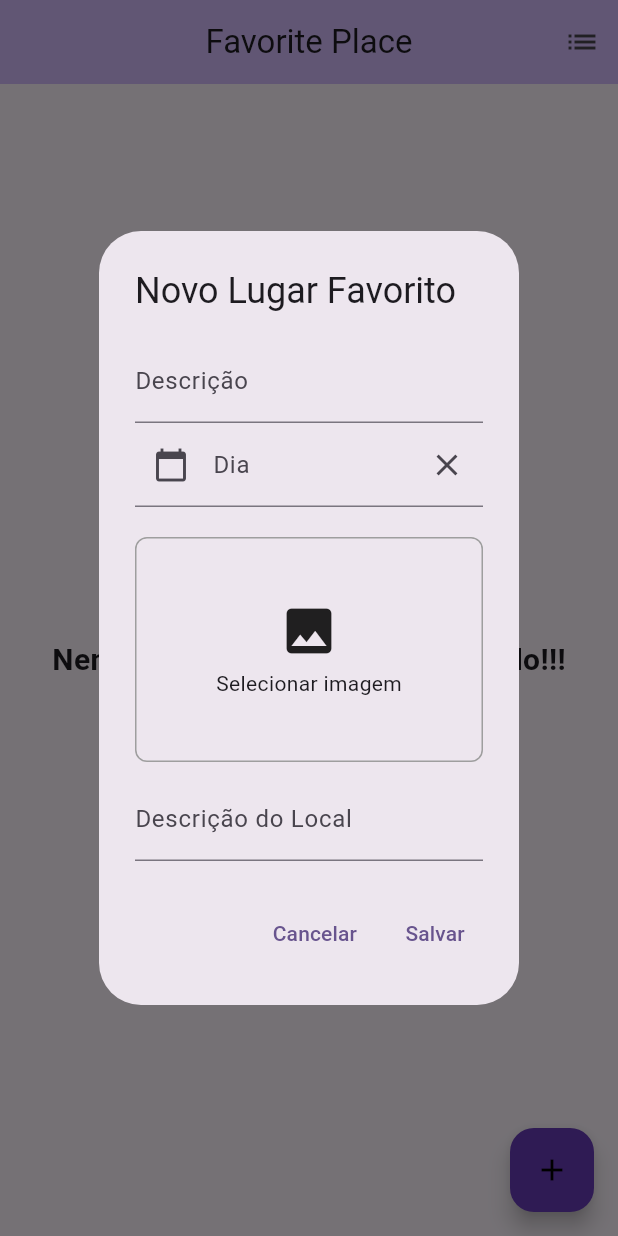
After one commit to Fransley2307/Favorite-Place, a Flutter app: the screen it shows after launch, after a tap on the "add" icon, on a phone screen of 412 x 824 dp. The commit adds this screen. Run offline on Flutter 3.47's test engine with Material 3 defaults, Android fonts, the phone set to English and light mode, and no system bars; our stand-ins replace image_picker, sqflite; accounts and stored records are empty.

Commit message:
Adicionado Banco de Dados

```diff
--- /dev/null
+++ b/devtools_options.yaml
@@ -0,0 +1,3 @@
+description: This file stores settings for Dart & Flutter DevTools.
+documentation: https://docs.flutter.dev/tools/devtools/extensions#configure-extension-enablement-states
+extensions:
--- /dev/null
+++ b/lib/dao/lugar_dao.dart
@@ -0,0 +1,78 @@
+import 'package:gerenciador_tarefas_26/database/database_provider.dart';
+import 'package:gerenciador_tarefas_26/model/lugar.dart';
+
+class LugarDao{
+
+  final dbProvider = DatabaseProvider.instance; // Instância única do banco
+
+  Future<bool> salvar (Lugar lugar) async {
+    final db = await dbProvider.database; // Obtém o banco de dados
+    final valores = lugar.toMap(); // Converte o objeto Lugar para Map que seria as colunas do banco
+
+    if(lugar.id == null){ // Se não tem ID -> ele registra um novo
+      lugar.id = await db.insert(Lugar.NOME_TABELA, valores); // Insere no banco
+      return true; // Retorna com sucesso
+    }else{ // Se tem ID -> ele atualizar registro existente
+      final registrosAtualizados = await db.update(
+          Lugar.NOME_TABELA, valores, // traz a tabela e valor atualizado
+          where: '${Lugar.CAMPO_ID} = ?', // Condição
+          whereArgs: [lugar.id] // valor do ID
+      );
+      return registrosAtualizados > 0; // retorna verdadeiro se atualizou
+    }
+  }
+
+  Future<bool> excluir (int id) async{
+    final db = await dbProvider.database; // Obtém o banco
+
+    final registrosAtualizados = await db.delete(
+        Lugar.NOME_TABELA, // nome da tabela
+        where: '${Lugar.CAMPO_ID} = ?', // Condição
+        whereArgs: [id] // ID a ser excluído
+    );
+
+    return registrosAtualizados > 0; // Retorna verdadeiro se deletou
+  }
+
+  Future<List<Lugar>> listar ({
+    String filtro = '', // Texto para filtro
+    String campoOrdenacao = Lugar.CAMPO_ID, // Campo de ordenação
+    bool usarOrdemDecrescente = false // Ordenação crescente ou decrescente
+  }) async{
+
+    String? where; // Variável para WHERE
+    List<Object?>? whereArgs; // Argumentos do WHERE
+
+    if(filtro.isNotEmpty){ // Se tiver filtro
+      where = "UPPER(${Lugar.CAMPO_DESCRICAO}) LIKE ?"; // ele vai filtrar pela descrição
+      whereArgs = ['${filtro.toUpperCase()}%']; // aqui faz uma busca com o que começa com texto
+    }
+
+    var orderBy = campoOrdenacao; // Define ordenação
+
+    if(usarOrdemDecrescente){ // Se ordem decrescente
+      orderBy += ' DESC'; // Adiciona DESC
+    }
+
+    final db = await dbProvider.database; // Obtém banco
+
+    final resultado = await db.query(
+        Lugar.NOME_TABELA, // Tabela
+        columns: [ // as colunas que serão retornadas
+          Lugar.CAMPO_ID,
+          Lugar.CAMPO_DESCRICAO,
+          Lugar.CAMPO_DETALHE,
+          Lugar.CAMPO_PRAZO,
+          Lugar.CAMPO_IMG
+        ],
+        where: where,
+        whereArgs: whereArgs,
+        orderBy: orderBy
+    );
+
+    return resultado
+        .map((m) => Lugar.fromMap(m)) // Converte Map para objeto
+        .toList(); // Retorna lista de objetos
+  }
+
+}
--- /dev/null
+++ b/lib/database/database_provider.dart
@@ -0,0 +1,79 @@
+import 'package:gerenciador_tarefas_26/model/lugar.dart';
+import 'package:sqflite/sqflite.dart';
+
+class DatabaseProvider {
+  static const _dbName = 'cadastro_lugar.db';
+  static const _dbVersion = 4;
+
+  DatabaseProvider.int(); //Construto
+
+  static final DatabaseProvider instance = DatabaseProvider.int();
+
+  Database? _database; // Variável que guarda obanco
+
+  Future<Database> get database async {
+    _database ??= await _initDatabase();
+    // Caso o banco não exista ele inicializa o banco.
+    return _database!; // Retorna o banco
+  }
+
+  Future<Database> _initDatabase() async{
+    String databasePath = await getDatabasesPath();
+    // Pega o caminho padrão onde o banco será salvo
+
+    String dbPath = '$databasePath/$_dbName';
+    // Monta o caminho com o nome do banco de dados
+
+    return await openDatabase(
+      dbPath,
+      version: _dbVersion,
+      onCreate: _onCreate,
+      onUpgrade: _onUpgrade,
+      onOpen: (db) async {
+        await db.execute(_createTableSql);
+        // Garante que a tabela existe sempre que abrir
+      },
+    );
+  }
+
+  Future<void>_onCreate(Database db, int version) async{
+    await db.execute(_createTableSql);
+    // Cria as tabelas quando o banco for criado
+  }
+
+  // Se a versão antiga for menor que 2, adiciona coluna imagem
+  Future<void>_onUpgrade(Database db, int oldVersion, int newVersion) async{
+
+    if (oldVersion < 2) {
+      await db.execute(
+        'ALTER TABLE ${Lugar.NOME_TABELA} ADD COLUMN ${Lugar.CAMPO_IMG} TEXT',
+      );
+    }
+
+    // Se a versão do banco for menos que 4 ele adiciona o campo detalhe
+    if (oldVersion < 4) {
+      await db.execute(
+        'ALTER TABLE ${Lugar.NOME_TABELA} ADD COLUMN ${Lugar.CAMPO_DETALHE} TEXT',
+      );
+    }
+  }
+
+  // Finaliza o banco se ele estiver aberto
+  Future<void> close() async{
+    if(_database != null){
+      await _database!.close();
+
+    }
+  }
+}
+
+// SQL para criação da tabela
+const _createTableSql = '''
+CREATE TABLE IF NOT EXISTS ${Lugar.NOME_TABELA} (
+  ${Lugar.CAMPO_ID} INTEGER PRIMARY KEY AUTOINCREMENT,
+  ${Lugar.CAMPO_DESCRICAO} TEXT NOT NULL,
+  ${Lugar.CAMPO_DETALHE} TEXT,
+  ${Lugar.CAMPO_PRAZO} TEXT,
+  ${Lugar.CAMPO_IMG} TEXT
+)
+''';
--- a/lib/main.dart
+++ b/lib/main.dart
@@ -1,6 +1,9 @@
 import 'package:flutter/material.dart';
 import 'package:gerenciador_tarefas_26/pages/filtro_pages.dart';
-import 'package:gerenciador_tarefas_26/pages/lista_tarefas_page.dart';
+import 'package:gerenciador_tarefas_26/pages/lista_lugares_page.dart';
+
+
+
 
 
 void main() {
@@ -14,13 +17,13 @@ class MyApp extends StatelessWidget {
   Widget build(BuildContext context) {
     return MaterialApp(
       debugShowCheckedModeBanner: false,
-      title: 'Favorite Place',
+      title: 'Favorite Place 2',
       theme: ThemeData(
         colorScheme: ColorScheme.fromSeed(seedColor: Colors.deepPurple),
         useMaterial3: true,
       ),
 
-      home: ListaTarefasPage(),
+      home: ListaLugaresPage(),
       routes: {
         FiltroPage.ROUTE_NAME: (BuildContext context) => FiltroPage(),
       },
--- /dev/null
+++ b/lib/model/lugar.dart
@@ -0,0 +1,44 @@
+
+import 'package:intl/intl.dart';
+
+class Lugar{
+  static const NOME_TABELA = 'tarefas';
+  static const CAMPO_ID = '_id';
+  static const CAMPO_DESCRICAO = 'descricao';
+  static const CAMPO_DETALHE = 'detalhe';
+  static const CAMPO_PRAZO = 'prazo';
+  static const CAMPO_IMG = 'imagem';
+
+  int? id;
+  String descricao;
+  String? detalhe;
+  DateTime? prazo;
+  String? imagem;
+
+  Lugar({this.id, required this.descricao, this.detalhe, this.prazo, this.imagem });
+
+  String get prazoFormatado{
+    if ( prazo == null){
+      return '';
+    }
+    return DateFormat('dd/MM/yyyy').format(prazo!);
+  }
+
+  Map<String, dynamic> toMap() => <String, dynamic>{
+    CAMPO_ID: id,
+    CAMPO_DESCRICAO: descricao,
+    CAMPO_DETALHE: detalhe,
+    CAMPO_PRAZO: prazo == null ? null : DateFormat("yyyy-MM-dd").format(prazo!),
+    CAMPO_IMG: imagem,
+  };
+
+  factory Lugar.fromMap(Map<String, dynamic> map) => Lugar(
+    id: map[CAMPO_ID] is int ? map[CAMPO_ID] : null,
+    descricao: map[CAMPO_DESCRICAO] is String ? map[CAMPO_DESCRICAO] : '',
+    detalhe: map[CAMPO_DETALHE] is String ? map[CAMPO_DETALHE] : null,
+    prazo: map[CAMPO_PRAZO] == null ? null :
+    DateFormat("yyyy-MM-dd").parse(map[CAMPO_PRAZO]),
+    imagem: map[CAMPO_IMG],
+  );
+
+}
--- a/lib/model/tarefa.dart
+++ b/lib/model/tarefa.dart
@@ -2,7 +2,7 @@ import 'package:intl/intl.dart';
 import 'dart:io';
 
 class Tarefa {
-
+  static const NOME_TABELA = 'tarefas';
   static const CAMPO_ID = '_id';
   static const CAMPO_DESCRICAO = 'descricao';
   static const CAMPO_PRAZO = 'prazo';
--- a/lib/pages/filtro_pages.dart
+++ b/lib/pages/filtro_pages.dart
@@ -1,7 +1,7 @@
 
 import 'package:flutter/cupertino.dart';
 import 'package:flutter/material.dart';
-import 'package:gerenciador_tarefas_26/model/tarefa.dart';
+import 'package:gerenciador_tarefas_26/model/lugar.dart';
 
 class FiltroPage extends StatefulWidget{
   static const ROUTE_NAME = '/filtro';
@@ -17,13 +17,13 @@ class FiltroPage extends StatefulWidget{
 class _FiltroPageState extends State<FiltroPage>{
 
   final _camposParaOrdenacao = {
-    Tarefa.CAMPO_ID: 'Código',
-    Tarefa.CAMPO_DESCRICAO: 'Descrição',
-    Tarefa.CAMPO_PRAZO: 'Dia'
+    Lugar.CAMPO_ID: 'Código',
+    Lugar.CAMPO_DESCRICAO: 'Descrição',
+    Lugar.CAMPO_PRAZO: 'Dia'
   };
 
   final descricaoController = TextEditingController();
-  String campoOrdenacao = Tarefa.CAMPO_ID;
+  String campoOrdenacao = Lugar.CAMPO_ID;
   bool usarOrdemDecrescente = false;
   bool alterouValores = false;
 
--- /dev/null
+++ b/lib/pages/lista_lugares_page.dart
@@ -0,0 +1,292 @@
+import 'dart:io';
+import 'package:flutter/material.dart';
+import 'package:gerenciador_tarefas_26/dao/lugar_dao.dart';
+import 'package:gerenciador_tarefas_26/model/lugar.dart';
+import 'package:gerenciador_tarefas_26/pages/filtro_pages.dart';
+import 'package:gerenciador_tarefas_26/widgets/conteudo_form_dialog.dart';
+
+class ListaLugaresPage extends StatefulWidget {
+  @override
+  _ListaLugaresPageState createState() => _ListaLugaresPageState();
+}
+
+class _ListaLugaresPageState extends State<ListaLugaresPage> {
+
+  static const ACAO_EDITAR = 'Editar';
+  static const ACAO_DELETAR = 'Deletar';
+  static const ACAO_VISUALIZAR = 'Visualizar';
+
+  final _dao = LugarDao();
+  final _lugares = <Lugar>[]; // que seria meu lugar favorito
+
+  @override
+  void initState() {
+    super.initState();
+    _carregarLugares();
+  }
+
+  Future<void> _carregarLugares() async {
+    try {
+      final lugares = await _dao.listar();
+      if (!mounted) return;
+      setState(() {
+        _lugares
+          ..clear()
+          ..addAll(lugares);
+      });
+    } catch (_) {
+      if (!mounted) return;
+      setState(() {
+        _lugares.clear();
+      });
+    }
+  }
+
+  @override
+  Widget build(BuildContext context){
+    return Scaffold(
+      appBar: _criarAppBar(),
+      body: _criarBody(),
+      floatingActionButton: FloatingActionButton( // seria o botão de adicionar
+        onPressed: _abrirForm, // vai abrir o formulario
+        tooltip: 'Novo Lugar Favorito',
+        backgroundColor: Colors.deepPurple,
+        child: const Icon(Icons.add, color: Colors.black),
+      ),
+    );
+  }
+
+  AppBar _criarAppBar(){
+    return AppBar(
+      backgroundColor: Theme.of(context).colorScheme.inversePrimary,
+      centerTitle: true,
+      title: const Text('Favorite Place'),
+      actions: [
+        IconButton(
+          onPressed: _abrirFiltro,
+          icon: const Icon(Icons.list),
+        )
+      ],
+    );
+  }
+// aqui aparece a msj na tela se não tiver nem um local encontrado
+  Widget _criarBody(){
+    if(_lugares.isEmpty){
+      return const Center(
+        child: Text(
+          'Nenhum Lugar Favorito Encontrado!!!',
+          style: TextStyle(
+            fontSize: 20,
+            fontWeight: FontWeight.bold,
+          ),
+        ),
+      );
+    }
+
+    return ListView.separated(
+      itemCount: _lugares.length,
+      itemBuilder: (BuildContext context, int index){
+        final lugares = _lugares[index];
+
+        return PopupMenuButton<String>(
+          child: ListTile(
+            title: Text('${lugares.id ?? ''} - ${lugares.descricao}'),
+            subtitle: Text(
+                lugares.prazo != null ? 'Dia: ${lugares.prazoFormatado}' : ''
+            ),
+          ),
+          itemBuilder: (BuildContext context) => criarItemMenuPopUp(),
+          onSelected: (String valorSelecionado) {
+
+            if (valorSelecionado == ACAO_EDITAR) {
+              _abrirForm(lugarAtual: lugares, indice: index);
+
+            } else if (valorSelecionado == ACAO_DELETAR) {
+              _excluir(lugares);
+
+            } else if (valorSelecionado == ACAO_VISUALIZAR) {
+              _visualizarLugar(lugares);
+            }
+
+          },
+        );
+      },
+      separatorBuilder: (BuildContext context, int index) => const Divider(), // aqui separa os itens por linha
+    );
+  }
+
+  List<PopupMenuEntry<String>> criarItemMenuPopUp(){
+    return [
+      const PopupMenuItem<String>( // aqui seria o botão para editar os lugares
+          value: ACAO_EDITAR,
+          child: Row(
+            children: [
+              Icon(Icons.edit, color: Colors.black),
+              Padding(
+                padding: EdgeInsets.only(left: 10),
+                child: Text('Editar'),
+              )
+            ],
+          )
+      ),
+
+      const PopupMenuItem<String>( // botão para visualizar
+          value: ACAO_VISUALIZAR,
+          child: Row(
+              children: [
+                Icon(Icons.visibility, color: Colors.yellow),
+                Padding(
+                  padding: EdgeInsets.only(left: 10),
+                  child: Text('Visualizar'),
+                )
+              ]
+          )
+      ),
+
+      const PopupMenuItem<String>( // botão excluir
+          value: ACAO_DELETAR,
+          child: Row(
+            children: [
+              Icon(Icons.delete, color: Colors.red),
+              Padding(
+                padding: EdgeInsets.only(left: 10),
+                child: Text('Excluir'),
+              )
+            ],
+          )
+      )
+    ];
+  }
+
+  void _excluir(Lugar lugar){
+    showDialog( // vai aparecer um alerta para confirmar se deseja excluir mesmo
+        context: context,
+        builder: (BuildContext context){
+          return AlertDialog(
+            title: const Row(
+              children: [
+                Icon(Icons.warning, color: Colors.amber),
+                Padding(
+                  padding: EdgeInsets.only(left: 10),
+                  child: Text('Atenção'),
+                )
+              ],
+            ),
+            content: const Text('Esse registro será removido definitivamente!!!'),
+            actions: [
+              TextButton(
+                  onPressed: () => Navigator.of(context).pop(),
+                  child: const Text('Cancelar')
+              ),
+              TextButton(
+                  onPressed: () {
+                    Navigator.of(context).pop();
+                    _excluirNoBanco(lugar);
+                  },
+                  child: const Text('Ok')
+              )
+            ],
+          );
+        }
+    );
+  }
+
+  Future<void> _excluirNoBanco(Lugar lugar) async {
+    final id = lugar.id;
+    if (id == null) return;
+    await _dao.excluir(id);
+    await _carregarLugares();
+  }
+
+  void _visualizarLugar(Lugar lugares) {
+    showDialog( // mostra o detalhe do lugar favorito
+      context: context,
+      builder: (BuildContext context) {
+        return AlertDialog(
+          title: const Text("Visualizar Lugar Favorito"),
+          content: SingleChildScrollView(
+            child: Column(
+              mainAxisSize: MainAxisSize.min,
+              crossAxisAlignment: CrossAxisAlignment.start,
+              children: [
+                if (lugares.imagem != null)
+                  ClipRRect(
+                    borderRadius: BorderRadius.circular(10),
+                    child: Image.file(
+                      File(lugares.imagem!),
+                      height: 200,
+                      width: double.infinity,
+                      fit: BoxFit.cover,
+                    ),
+                  ),
+                const SizedBox(height: 10),
+                Text("Descrição: ${lugares.descricao}"),
+                if ((lugares.detalhe ?? '').trim().isNotEmpty)
+                  Text("Descrição do Local: ${lugares.detalhe}"),
+                if (lugares.prazo != null)
+                  Text("Prazo: ${lugares.prazoFormatado}")
+              ],
+            ),
+          ),
+          actions: [
+            TextButton(
+              onPressed: () => Navigator.pop(context),
+              child: const Text("Fechar"),
+            )
+          ],
+        );
+      },
+    );
+  }
+
+  void _abrirFiltro(){
+    final navigator = Navigator.of(context);
+    navigator.pushNamed(FiltroPage.ROUTE_NAME).then((alterouValores){
+      if (alterouValores == true){
+
+      }
+    });
+  }
+
+  void _abrirForm({Lugar? lugarAtual, int? indice}){
+    final key = GlobalKey<ConteudoFormDialogState>();
+
+    showDialog(
+        context: context,
+        builder: (BuildContext context){
+          return AlertDialog(
+            title: Text(
+                lugarAtual == null
+                    ? 'Novo Lugar Favorito'
+                    : 'Alterar o local: ${lugarAtual.id ?? ''}'
+            ),
+            content: ConteudoFormDialog(
+                key: key,
+                lugarAtual: lugarAtual
+            ),
+            actions: [
+              TextButton(
+                  onPressed: () => Navigator.of(context).pop(),
+                  child: const Text('Cancelar')
+              ),
+              TextButton(
+                child: const Text('Salvar'),
+                onPressed: () async {
+                  if (key.currentState == null || !key.currentState!.dadosValidados()) {
+                    return;
+                  }
+
+                  final novoLugar = key.currentState!.novoLugar;
+                  await _dao.salvar(novoLugar);
+
+                  if (!context.mounted) return;
+                  Navigator.of(context).pop();
+                  await _carregarLugares();
+                },
+              )
+            ],
+          );
+        }
+    );
+  }
+}
--- a/lib/widgets/conteudo_form_dialog.dart
+++ b/lib/widgets/conteudo_form_dialog.dart
@@ -1,15 +1,14 @@
 import 'dart:io';
-import 'package:flutter/cupertino.dart';
 import 'package:flutter/material.dart';
 import 'package:intl/intl.dart';
 import 'package:image_picker/image_picker.dart'; // importa a biblioteca para pegar imagem da camera
 
-import '../model/tarefa.dart';
+import '../model/lugar.dart';
 
 class ConteudoFormDialog extends StatefulWidget {
-  final Tarefa? tarefaAtual;
+  final Lugar? lugarAtual;
 
-  ConteudoFormDialog({Key? key, this.tarefaAtual}) : super(key: key);
+  ConteudoFormDialog({Key? key, this.lugarAtual}) : super(key: key);
 
   ConteudoFormDialogState createState() => ConteudoFormDialogState();
 }
@@ -18,7 +17,7 @@ class ConteudoFormDialogState extends State<ConteudoFormDialog> {
   final formkey = GlobalKey<FormState>();
 
   final descricaoController = TextEditingController(); // campo descrição principaç
-  final descricao = TextEditingController(); // Outro campo de descrição (local)
+  final detalheController = TextEditingController();
   final prazoController = TextEditingController();
 
   final prazoFormat = DateFormat('dd/MM/yyyy');
@@ -27,16 +26,17 @@ class ConteudoFormDialogState extends State<ConteudoFormDialog> {
   final ImagePicker picker = ImagePicker(); // seleciona a imagem
 
   @override
-  @override
   void initState() {
     super.initState();
 
-    if (widget.tarefaAtual != null) {
-      descricaoController.text = widget.tarefaAtual!.descricao; // Preenche descrição
-      descricao.text = widget.tarefaAtual!.descricao; // Preenche segundo campo
-      prazoController.text = widget.tarefaAtual!.prazoFormatado; // Preenche data
+    if (widget.lugarAtual != null) {
+      descricaoController.text = widget.lugarAtual!.descricao; // Preenche descrição
+      detalheController.text = widget.lugarAtual!.detalhe ?? '';
+      prazoController.text = widget.lugarAtual!.prazoFormatado; // Preenche data
 
-      imagemSelecionada = widget.tarefaAtual!.imagem; // Carrega imagem existente
+      if (widget.lugarAtual!.imagem != null) {
+        imagemSelecionada = File(widget.lugarAtual!.imagem!);
+        } // Carrega imagem existente
     }
   }
 
@@ -116,7 +116,7 @@ class ConteudoFormDialogState extends State<ConteudoFormDialog> {
               ),
 
             TextFormField( // descrição do locar
-              controller: descricao,
+              controller: detalheController,
               decoration: const InputDecoration(labelText: 'Descrição do Local'),
               validator: (String? valor) {
                 if (valor == null || valor.isEmpty) {
@@ -166,12 +166,13 @@ class ConteudoFormDialogState extends State<ConteudoFormDialog> {
 
   bool dadosValidados() => formkey.currentState?.validate() == true;
 
-  Tarefa get novaTarefa => Tarefa(
-    id: widget.tarefaAtual?.id ?? 0,
+  Lugar get novoLugar => Lugar(
+    id: widget.lugarAtual?.id,
     descricao: descricaoController.text,
+    detalhe: detalheController.text,
     prazo: prazoController.text.isEmpty
         ? null
         : prazoFormat.parse(prazoController.text),
-    imagem: imagemSelecionada, //salva iamgem
+    imagem: imagemSelecionada?.path, //salva iamgem
   );
 }
--- a/pubspec.yaml
+++ b/pubspec.yaml
@@ -37,6 +37,7 @@ dependencies:
   intl: ^0.20.2
   shared_preferences: ^2.5.4
   image_picker: ^1.0.7
+  sqflite: ^2.4.2
 
 dev_dependencies:
   flutter_test:
```
Also changed, not shown: pubspec.lock, 7 other files.
